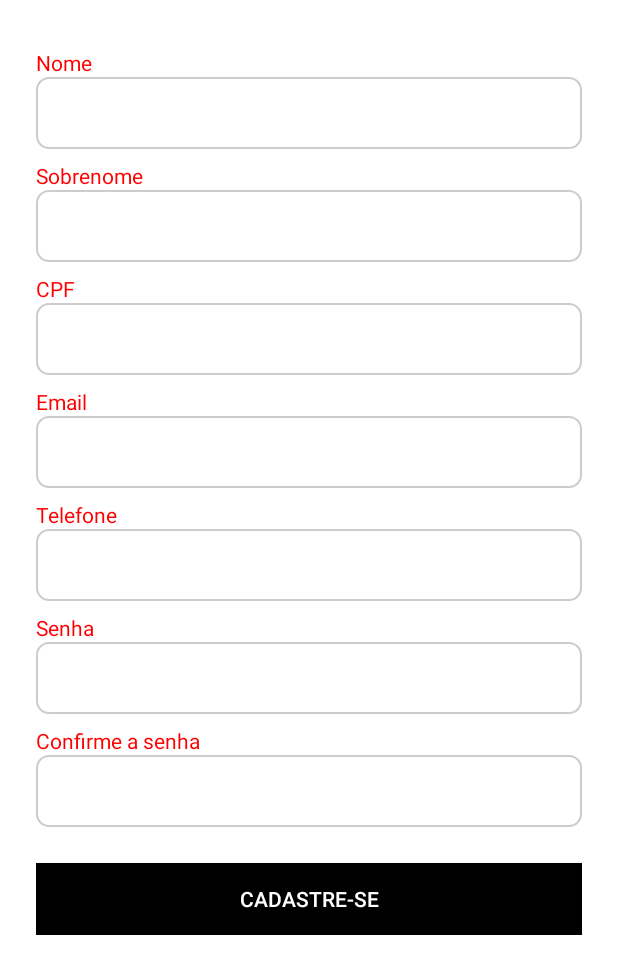
After one commit to dyzinx/app-doacao, an Android app: the CadastroActivity screen opened directly, with no data from a screen before it, on a phone screen of 412 x 824 dp. The commit adds this screen. Shown: the top 974 px of the screen. Run offline under Robolectric (Android 15) with nearby library versions, the light colour scheme and no system bars; our stand-ins replace Firebase (no records; nobody signed in at launch, a user with empty details on screens opened directly).

Commit message:
Adicionada tela de cadastro e integração com Firebase

```diff
--- /dev/null
+++ b/app/src/main/java/com/example/teladelogin/CadastroActivity.kt
@@ -0,0 +1,63 @@
+package com.example.teladelogin
+
+import android.os.Bundle
+import android.widget.Button
+import android.widget.EditText
+import android.widget.Toast
+import androidx.appcompat.app.AppCompatActivity
+import com.google.firebase.FirebaseApp
+import com.google.firebase.firestore.FirebaseFirestore
+
+class CadastroActivity : AppCompatActivity() {
+    override fun onCreate(savedInstanceState: Bundle?) {
+        super.onCreate(savedInstanceState)
+        FirebaseApp.initializeApp(this)
+        setContentView(R.layout.activity_cadastro)
+
+        val editNome = findViewById<EditText>(R.id.editNome)
+        val editSobrenome = findViewById<EditText>(R.id.editSobrenome)
+        val editCPF = findViewById<EditText>(R.id.editCPF)
+        val editEmail = findViewById<EditText>(R.id.editEmail)
+        val editTelefone = findViewById<EditText>(R.id.editTelefone)
+        val editSenha = findViewById<EditText>(R.id.editSenha)
+        val editConfirmarSenha = findViewById<EditText>(R.id.editConfirmarSenha)
+        val btnCadastrar = findViewById<Button>(R.id.btnCadastrar)
+
+        val db = FirebaseFirestore.getInstance()
+
+        btnCadastrar.setOnClickListener {
+            val nome = editNome.text.toString()
+            val sobrenome = editSobrenome.text.toString()
+            val cpf = editCPF.text.toString()
+            val email = editEmail.text.toString()
+            val telefone = editTelefone.text.toString()
+            val senha = editSenha.text.toString()
+            val confirmarSenha = editConfirmarSenha.text.toString()
+
+            if (nome.isBlank() || sobrenome.isBlank() || cpf.isBlank() ||
+                email.isBlank() || telefone.isBlank() || senha.isBlank() || confirmarSenha.isBlank()) {
+                Toast.makeText(this, "Preencha todos os campos", Toast.LENGTH_SHORT).show()
+            } else if (senha != confirmarSenha) {
+                Toast.makeText(this, "As senhas não coincidem", Toast.LENGTH_SHORT).show()
+            } else {
+                val usuario = hashMapOf(
+                    "nome" to nome,
+                    "sobrenome" to sobrenome,
+                    "cpf" to cpf,
+                    "email" to email,
+                    "telefone" to telefone,
+                    "senha" to senha
+                )
+
+                db.collection("usuarios")
+                    .add(usuario)
+                    .addOnSuccessListener {
+                        Toast.makeText(this, "Cadastro realizado com sucesso!", Toast.LENGTH_SHORT).show()
+                    }
+                    .addOnFailureListener { e ->
+                        Toast.makeText(this, "Erro ao cadastrar: ${e.message}", Toast.LENGTH_SHORT).show()
+                    }
+            }
+        }
+    }
+}
--- /dev/null
+++ b/app/src/main/res/drawable/borda_edittext.xml
@@ -0,0 +1,6 @@
+<shape xmlns:android="http://schemas.android.com/apk/res/android"
+    android:shape="rectangle">
+    <solid android:color="#FFFFFF" />
+    <stroke android:width="1dp" android:color="#CCCCCC" />
+    <corners android:radius="8dp" />
+</shape>
--- /dev/null
+++ b/app/src/main/res/drawable/botao_preto.xml
@@ -0,0 +1,5 @@
+<shape xmlns:android="http://schemas.android.com/apk/res/android"
+    android:shape="rectangle">
+    <solid android:color="#000000"/>
+    <corners android:radius="8dp"/>
+</shape>
--- /dev/null
+++ b/app/src/main/res/layout/activity_cadastro.xml
@@ -0,0 +1,186 @@
+<?xml version="1.0" encoding="utf-8"?>
+<ScrollView xmlns:android="http://schemas.android.com/apk/res/android"
+    android:layout_width="match_parent"
+    android:layout_height="match_parent"
+    android:background="#FFFFFF"
+    android:padding="24dp">
+
+    <LinearLayout
+        android:layout_width="match_parent"
+        android:layout_height="wrap_content"
+        android:orientation="vertical"
+        android:gravity="center_horizontal">
+
+        <!-- Campo genérico -->
+        <LinearLayout
+            android:layout_width="match_parent"
+            android:layout_height="wrap_content"
+            android:orientation="vertical"
+            android:layout_marginTop="8dp">
+
+            <TextView
+                android:layout_width="wrap_content"
+                android:layout_height="wrap_content"
+                android:text="@string/nome"
+                android:textColor="#FF0000"
+                android:textSize="14sp"/>
+
+            <EditText
+                android:id="@+id/editNome"
+                android:layout_width="match_parent"
+                android:layout_height="48dp"
+                android:background="@drawable/borda_edittext"
+                android:inputType="textPersonName"
+                android:autofillHints="name"
+                android:padding="12dp"/>
+        </LinearLayout>
+
+        <!-- Repetir esse bloco para os outros campos -->
+        <LinearLayout
+            android:layout_width="match_parent"
+            android:layout_height="wrap_content"
+            android:orientation="vertical"
+            android:layout_marginTop="8dp">
+
+            <TextView
+                android:layout_width="wrap_content"
+                android:layout_height="wrap_content"
+                android:text="@string/sobrenome"
+                android:textColor="#FF0000"
+                android:textSize="14sp"/>
+
+            <EditText
+                android:id="@+id/editSobrenome"
+                android:layout_width="match_parent"
+                android:layout_height="48dp"
+                android:background="@drawable/borda_edittext"
+                android:inputType="textPersonName"
+                android:autofillHints="name"
+                android:padding="12dp"/>
+        </LinearLayout>
+
+        <LinearLayout
+            android:layout_width="match_parent"
+            android:layout_height="wrap_content"
+            android:orientation="vertical"
+            android:layout_marginTop="8dp">
+
+            <TextView
+                android:layout_width="wrap_content"
+                android:layout_height="wrap_content"
+                android:text="@string/cpf"
+                android:textColor="#FF0000"
+                android:textSize="14sp"/>
+
+            <EditText
+                android:id="@+id/editCPF"
+                android:layout_width="match_parent"
+                android:layout_height="48dp"
+                android:background="@drawable/borda_edittext"
+                android:inputType="number"
+                android:padding="12dp"/>
+        </LinearLayout>
+
+        <LinearLayout
+            android:layout_width="match_parent"
+            android:layout_height="wrap_content"
+            android:orientation="vertical"
+            android:layout_marginTop="8dp">
+
+            <TextView
+                android:layout_width="wrap_content"
+                android:layout_height="wrap_content"
+                android:text="@string/email"
+                android:textColor="#FF0000"
+                android:textSize="14sp"/>
+
+            <EditText
+                android:id="@+id/editEmail"
+                android:layout_width="match_parent"
+                android:layout_height="48dp"
+                android:background="@drawable/borda_edittext"
+                android:inputType="textEmailAddress"
+                android:autofillHints="emailAddress"
+                android:padding="12dp"/>
+        </LinearLayout>
+
+        <LinearLayout
+            android:layout_width="match_parent"
+            android:layout_height="wrap_content"
+            android:orientation="vertical"
+            android:layout_marginTop="8dp">
+
+            <TextView
+                android:layout_width="wrap_content"
+                android:layout_height="wrap_content"
+                android:text="@string/telefone"
+                android:textColor="#FF0000"
+                android:textSize="14sp"/>
+
+            <EditText
+                android:id="@+id/editTelefone"
+                android:layout_width="match_parent"
+                android:layout_height="48dp"
+                android:background="@drawable/borda_edittext"
+                android:inputType="phone"
+                android:autofillHints="phone"
+                android:padding="12dp"/>
+        </LinearLayout>
+
+        <LinearLayout
+            android:layout_width="match_parent"
+            android:layout_height="wrap_content"
+            android:orientation="vertical"
+            android:layout_marginTop="8dp">
+
+            <TextView
+                android:layout_width="wrap_content"
+                android:layout_height="wrap_content"
+                android:text="@string/senha"
+                android:textColor="#FF0000"
+                android:textSize="14sp"/>
+
+            <EditText
+                android:id="@+id/editSenha"
+                android:layout_width="match_parent"
+                android:layout_height="48dp"
+                android:background="@drawable/borda_edittext"
+                android:inputType="textPassword"
+                android:autofillHints="password"
+                android:padding="12dp"/>
+        </LinearLayout>
+
+        <LinearLayout
+            android:layout_width="match_parent"
+            android:layout_height="wrap_content"
+            android:orientation="vertical"
+            android:layout_marginTop="8dp">
+
+            <TextView
+                android:layout_width="wrap_content"
+                android:layout_height="wrap_content"
+                android:text="@string/confirmar_senha"
+                android:textColor="#FF0000"
+                android:textSize="14sp"/>
+
+            <EditText
+                android:id="@+id/editConfirmarSenha"
+                android:layout_width="match_parent"
+                android:layout_height="48dp"
+                android:background="@drawable/borda_edittext"
+                android:inputType="textPassword"
+                android:padding="12dp"/>
+        </LinearLayout>
+
+        <!-- Botão -->
+        <Button
+            android:id="@+id/btnCadastrar"
+            android:layout_width="match_parent"
+            android:layout_height="48dp"
+            android:text="Cadastre-se"
+            android:textColor="#FFFFFF"
+            android:background="#000000"
+            android:layout_marginTop="24dp"/>
+
+    </LinearLayout>
+</ScrollView>
--- a/app/src/main/res/values/strings.xml
+++ b/app/src/main/res/values/strings.xml
@@ -1,3 +1,11 @@
 <resources>
-    <string name="app_name">Tela de Login</string>
+    <string name="app_name">TelaDeLogin</string>
+    <string name="nome">Nome</string>
+    <string name="sobrenome">Sobrenome</string>
+    <string name="cpf">CPF</string>
+    <string name="email">Email</string>
+    <string name="telefone">Telefone</string>
+    <string name="senha">Senha</string>
+    <string name="confirmar_senha">Confirme a senha</string>
+    <string name="cadastrar">Cadastre-se</string>
 </resources>
--- a/app/src/main/res/values/themes.xml
+++ b/app/src/main/res/values/themes.xml
@@ -1,9 +1,17 @@
 <resources xmlns:tools="http://schemas.android.com/tools">
     <!-- Base application theme. -->
-    <style name="Base.Theme.TelaDeLogin" parent="Theme.Material3.DayNight.NoActionBar">
-        <!-- Customize your light theme here. -->
-        <!-- <item name="colorPrimary">@color/my_light_primary</item> -->
+    <style name="Theme.TelaDeLogin" parent="Theme.AppCompat.Light.NoActionBar">
+        <!-- Aqui você pode personalizar sua theme -->
+        <item name="colorPrimary">@android:color/black</item>
+        <item name="colorPrimaryDark">@android:color/black</item>
+        <item name="colorAccent">@android:color/black</item>
+        <!-- Desativa o estilo roxo padrão -->
+        <item name="buttonStyle">@style/CustomButton</item>
     </style>
 
-    <style name="Theme.TelaDeLogin" parent="Base.Theme.TelaDeLogin" />
+    <!-- Estilo customizado para botões pretos -->
+    <style name="CustomButton" parent="Widget.AppCompat.Button">
+        <item name="android:background">#000000</item>
+        <item name="android:textColor">#FFFFFF</item>
+    </style>
 </resources>
```
Also changed, not shown: app/build.gradle.kts (+10 -1 lines), app/src/main/AndroidManifest.xml (+7 -0 lines), app/src/main/java/com/example/teladelogin/MainActivity.kt (+28 -12 lines), app/src/main/java/com/example/teladelogin/TelaInicialActivity.kt (added, +18 -0 lines), app/src/main/res/layout/activity_tela_inicial.xml (added, +24 -0 lines), build.gradle.kts (+11 -0 lines), 1 other file.
